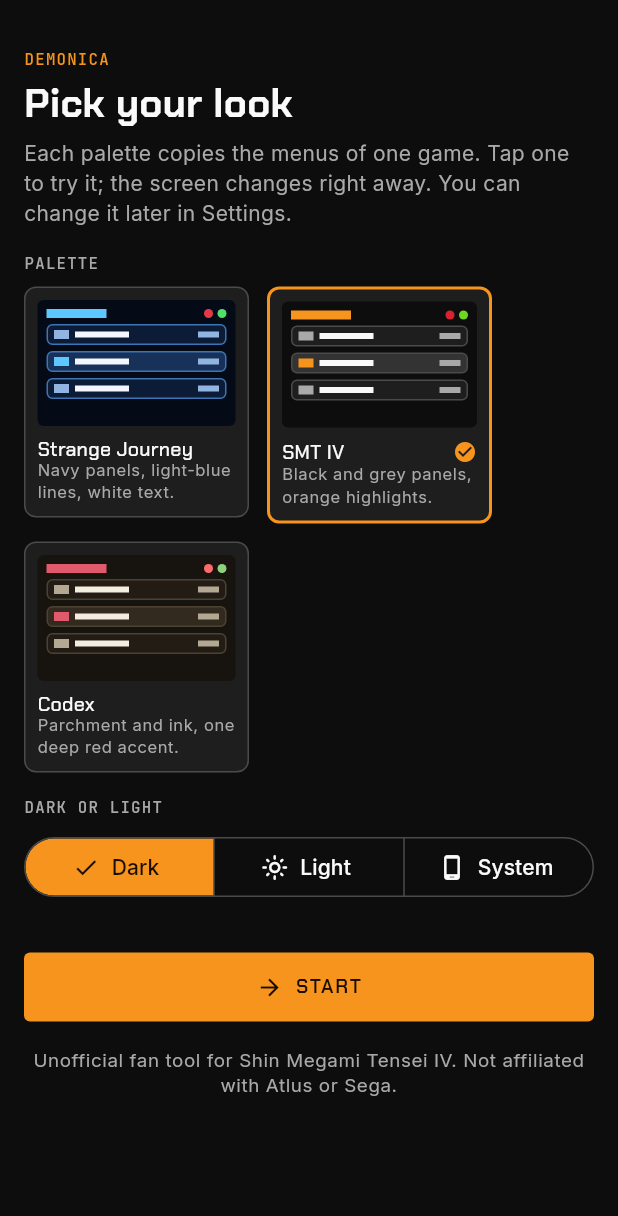
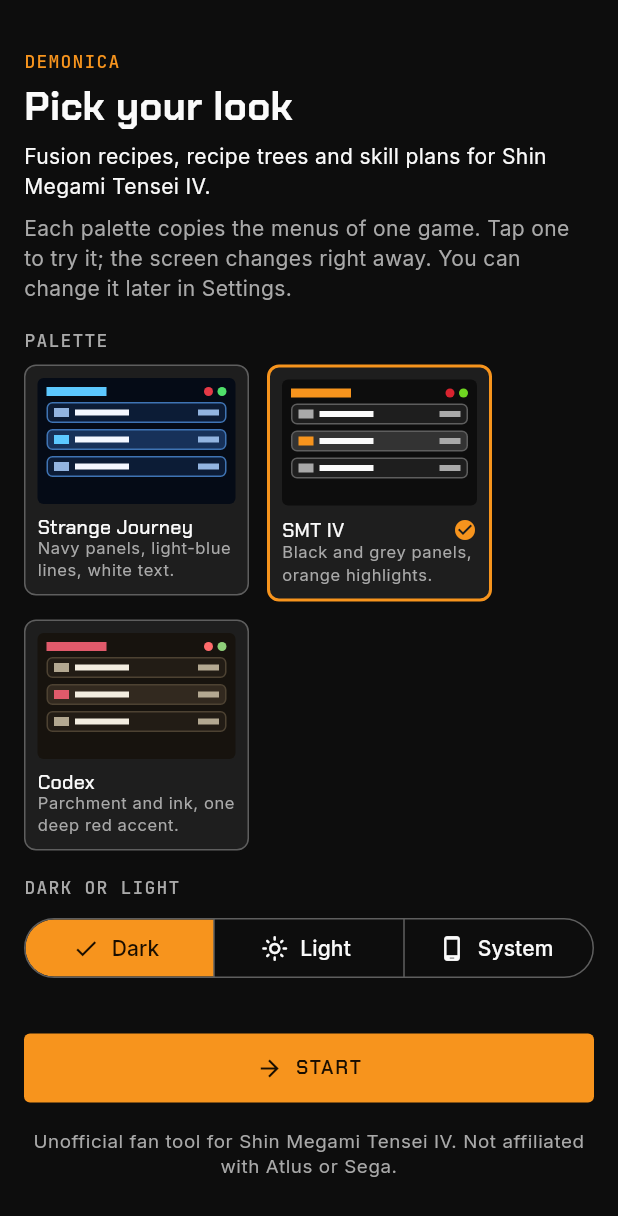
Before and after one commit to ctorres345/Demonica, a Flutter app: the screen it shows after launch, after a tap on "SMT IV", on a phone screen of 412 x 824 dp. Shown: the top 1216 px of the screen. Run offline on Flutter 3.47's test engine with Material 3 defaults, Android fonts, the phone set to English and light mode, and no system bars; our stand-ins replace file_picker, flutter_riverpod, go_router, shared_preferences.

Commit message:
DEM-22: Quick fixes from the UX audit
- Type: labelSmall 12 px, nav labels 11.5 px, stat and resist captions
  10.5 px (were 9 to 10.5). Visible focus ring on desktop.
- Palettes: stronger outlines in Strange Journey light and SMT IV dark
  (about 3:1 against the background).
- Demon page: skill tap pushes the list so back returns; "+N more in the
  tree" is a link; the ¥ price is explained; Used-in rows are two lines;
  not-found state has a "Browse demons" button.
- Recipe rows: non-breaking × so it stays with the second ingredient.
- Compendium: "Show locked demons" chip only when something is locked,
  alphabetical races, empty state with "Clear search and filters", clearer
  load error, duplicate settings icon removed.
- Skills: "N demons" instead of a bare count; dim skills nobody learns.
- Plan: "SHOW IN TREE", "N to inherit · M slots free".
- Tree chips shortened so they fit a phone. Settings coverage text reworded.
- Welcome screen states what the app is. Docs and CHANGELOG updated.

Co-Authored-By: Claude Fable 5.1 <noreply@anthropic.com>
Claude-Session: https://claude.ai/code/session_01GFC3SijDRwY2wRTigF1j66

```diff
--- a/lib/app/providers.dart
+++ b/lib/app/providers.dart
@@ -240,6 +240,7 @@ class CompendiumFilterNotifier extends Notifier<CompendiumFilter> {
   void setSkill(String? skill) => state = state.copyWith(skill: () => skill);
   void setShowDisabled(bool v) => state = state.copyWith(showDisabled: v);
   void clear() => state = CompendiumFilter(query: state.query);
+  void clearAll() => state = const CompendiumFilter();
 }
 
 final compendiumFilterProvider = NotifierProvider<CompendiumFilterNotifier, CompendiumFilter>(
--- a/lib/design_system/components.dart
+++ b/lib/design_system/components.dart
@@ -215,7 +215,7 @@ class ResistRow extends StatelessWidget {
                 children: [
                   Text(
                     elementLabels[e]!.toUpperCase(),
-                    style: context.tt.labelSmall?.copyWith(fontSize: 9),
+                    style: context.tt.labelSmall?.copyWith(fontSize: 10.5),
                   ),
                   const SizedBox(height: 3),
                   _ResistCell(resists[e] ?? Resist.none, dc),
--- a/lib/design_system/theme.dart
+++ b/lib/design_system/theme.dart
@@ -44,6 +44,8 @@ ThemeData demonicaTheme(Brightness brightness, {Palette palette = Palette.strang
   );
 
   return base.copyWith(
+    // A visible ring when tabbing with a keyboard.
+    focusColor: c.accent.withValues(alpha: 0.35),
     scaffoldBackgroundColor: c.bg,
     canvasColor: c.bg,
     dividerColor: c.outline,
@@ -60,7 +62,7 @@ ThemeData demonicaTheme(Brightness brightness, {Palette palette = Palette.strang
       titleSmall: display(13, weight: FontWeight.w500),
       labelSmall: TextStyle(
         fontFamily: Fonts.mono,
-        fontSize: 10.5,
+        fontSize: 12,
         letterSpacing: 0.8,
         color: c.textMuted,
         fontWeight: FontWeight.w500,
@@ -120,7 +122,7 @@ ThemeData demonicaTheme(Brightness brightness, {Palette palette = Palette.strang
       indicatorColor: c.accent.withValues(alpha: 0.16),
       surfaceTintColor: Colors.transparent,
       labelTextStyle: WidgetStatePropertyAll(
-        TextStyle(fontFamily: Fonts.mono, fontSize: 10.5, letterSpacing: 0.6, color: c.textMuted),
+        TextStyle(fontFamily: Fonts.mono, fontSize: 11.5, letterSpacing: 0.6, color: c.textMuted),
       ),
       iconTheme: WidgetStateProperty.resolveWith(
         (s) => IconThemeData(
@@ -134,10 +136,10 @@ ThemeData demonicaTheme(Brightness brightness, {Palette palette = Palette.strang
       indicatorColor: c.accent.withValues(alpha: 0.16),
       selectedIconTheme: IconThemeData(color: c.accent),
       unselectedIconTheme: IconThemeData(color: c.textMuted),
-      selectedLabelTextStyle: TextStyle(fontFamily: Fonts.mono, fontSize: 10.5, color: c.accent),
+      selectedLabelTextStyle: TextStyle(fontFamily: Fonts.mono, fontSize: 11.5, color: c.accent),
       unselectedLabelTextStyle: TextStyle(
         fontFamily: Fonts.mono,
-        fontSize: 10.5,
+        fontSize: 11.5,
         color: c.textMuted,
       ),
     ),
--- a/lib/design_system/tokens.dart
+++ b/lib/design_system/tokens.dart
@@ -104,7 +104,7 @@ class DemonicaColors extends ThemeExtension<DemonicaColors> {
     bg: Color(0xFFEEF3FA),
     surface: Color(0xFFFFFFFF),
     surfaceHigh: Color(0xFFDCE7F5),
-    outline: Color(0xFF9DB7D8),
+    outline: Color(0xFF7A96B8),
     text: Color(0xFF0A1A33),
     textMuted: Color(0xFF4A6A94),
     accent: Color(0xFF1F6FD0),
@@ -120,7 +120,7 @@ class DemonicaColors extends ThemeExtension<DemonicaColors> {
     bg: Color(0xFF0D0D0D),
     surface: Color(0xFF1E1E1E),
     surfaceHigh: Color(0xFF333333),
-    outline: Color(0xFF4A4A4A),
+    outline: Color(0xFF5E5E5E),
     text: Color(0xFFFAFAFA),
     textMuted: Color(0xFFA9A9A9),
     accent: Color(0xFFF7941D),
--- a/lib/features/compendium/compendium_screen.dart
+++ b/lib/features/compendium/compendium_screen.dart
@@ -58,17 +58,19 @@ class _CompendiumScreenState extends ConsumerState<CompendiumScreen> {
                   Text('COMPENDIUM'),
                 ],
               ),
-              actions: [
-                IconButton(
-                  tooltip: 'Settings',
-                  icon: const Icon(Icons.tune),
-                  onPressed: () => context.push('/settings'),
-                ),
-              ],
             ),
       body: data.when(
         loading: () => const Center(child: CircularProgressIndicator()),
-        error: (e, _) => Center(child: Text('Could not load data: $e')),
+        error: (e, _) => Center(
+          child: Padding(
+            padding: const EdgeInsets.all(Space.x6),
+            child: Text(
+              'Could not load the demon data. Reload the page or reinstall the app.\n\n$e',
+              style: context.tt.bodySmall,
+              textAlign: TextAlign.center,
+            ),
+          ),
+        ),
         data: (gd) => Column(
           children: [
             Padding(
@@ -121,13 +123,14 @@ class _CompendiumScreenState extends ConsumerState<CompendiumScreen> {
                         ? filter.races.first
                         : '${filter.races.length} races',
                     selected: filter.races.isNotEmpty,
-                    onTap: () => showRacePicker(context, ref, gd.races),
+                    onTap: () => showRacePicker(context, ref, [...gd.races]..sort()),
                     onClear: filter.races.isEmpty
                         ? null
                         : () => ref.read(compendiumFilterProvider.notifier).setRaces({}),
                   ),
+                  if (ref.watch(fusionSettingsProvider).disabledDemons.isNotEmpty)
                     _chip(
-                    label: 'Show disabled',
+                      label: 'Show locked demons',
                       selected: filter.showDisabled,
                       onTap: () => ref
                           .read(compendiumFilterProvider.notifier)
@@ -158,9 +161,24 @@ class _CompendiumScreenState extends ConsumerState<CompendiumScreen> {
                   ? Center(
                       child: Padding(
                         padding: const EdgeInsets.all(Space.x6),
-                        child: Text(
-                          'No demon matches. Try fewer filters.',
+                        child: Column(
+                          mainAxisSize: MainAxisSize.min,
+                          children: [
+                            Text(
+                              filter.query.isEmpty
+                                  ? 'No demon matches these filters.'
+                                  : 'No demon matches "${filter.query}".',
                               style: context.tt.bodySmall,
+                            ),
+                            const SizedBox(height: Space.x2),
+                            TextButton(
+                              onPressed: () {
+                                _search.clear();
+                                ref.read(compendiumFilterProvider.notifier).clearAll();
+                              },
+                              child: const Text('Clear search and filters'),
+                            ),
+                          ],
                         ),
                       ),
                     )
--- a/lib/features/onboarding/welcome_screen.dart
+++ b/lib/features/onboarding/welcome_screen.dart
@@ -32,6 +32,11 @@ class WelcomeScreen extends ConsumerWidget {
                 Text('DEMONICA', style: context.tt.labelSmall?.copyWith(color: dc.accent)),
                 const SizedBox(height: Space.x2),
                 Text('Pick your look', style: context.tt.displaySmall),
+                const SizedBox(height: Space.x2),
+                Text(
+                  'Fusion recipes, recipe trees and skill plans for Shin Megami Tensei IV.',
+                  style: context.tt.bodyMedium,
+                ),
                 const SizedBox(height: Space.x2),
                 Text(
                   'Each palette copies the menus of one game. Tap one to try it; '
--- a/lib/features/planner/planner_screen.dart
+++ b/lib/features/planner/planner_screen.dart
@@ -145,7 +145,7 @@ class _PlannerScreenState extends ConsumerState<PlannerScreen> {
   String _slotText(GameRules rules, Demon target, List<String> skills) {
     final own = {for (final l in target.skills) l.name};
     final inherit = skills.where((k) => !own.contains(k)).length;
-    return '$inherit of ${rules.freeSkillSlots(target)} free slots';
+    return '$inherit to inherit · ${rules.freeSkillSlots(target)} slots free';
   }
 
   Future<void> _pickDemon(BuildContext context, WidgetRef ref, GameData data) async {
@@ -378,7 +378,7 @@ class _ResultView extends ConsumerWidget {
                             .showSteps(entry.steps);
                         context.go('/smt4/demon/${target.id}/tree');
                       },
-                      child: const Text('TREE'),
+                      child: const Text('SHOW IN TREE'),
                     ),
                     IconButton(
                       tooltip: saved == null ? 'Save this plan' : 'Remove from Saved',
--- a/lib/features/recipes/recipe_row.dart
+++ b/lib/features/recipes/recipe_row.dart
@@ -43,7 +43,8 @@ class RecipeRow extends ConsumerWidget {
       final name = recipe.ingredients[i];
       final d = data.demons[name];
       if (i > 0) {
-        spans.add(TextSpan(text: '  ×  ', style: context.tt.labelMedium));
+        // Non-breaking spaces keep the × with the second name when the row wraps.
+        spans.add(TextSpan(text: '\u00A0 ×\u00A0', style: context.tt.labelMedium));
       }
       spans.add(
         WidgetSpan(
--- a/lib/features/settings/settings_screen.dart
+++ b/lib/features/settings/settings_screen.dart
@@ -156,7 +156,7 @@ class SettingsScreen extends ConsumerWidget {
 String _coverage(LocationData loc, GameData? data) {
   final n = loc.recruitable().length;
   final total = data?.demons.values.where((d) => !d.isEnemyOnly).length;
-  return '${total == null ? n : '$n of $total'} recruitable';
+  return 'areas known for ${total == null ? n : '$n of $total'} demons';
 }
 
 /// A pre-filled GitHub issue so a report carries the data version.
```
Also changed, not shown: lib/features/compendium/demon_detail_screen.dart (+46 -9 lines), lib/features/recipes/recipe_tree_screen.dart (+4 -6 lines), lib/features/skills/skills_screen.dart (+6 -1 lines), 2 other files. Lines whose indentation alone changed are shown as unchanged.
